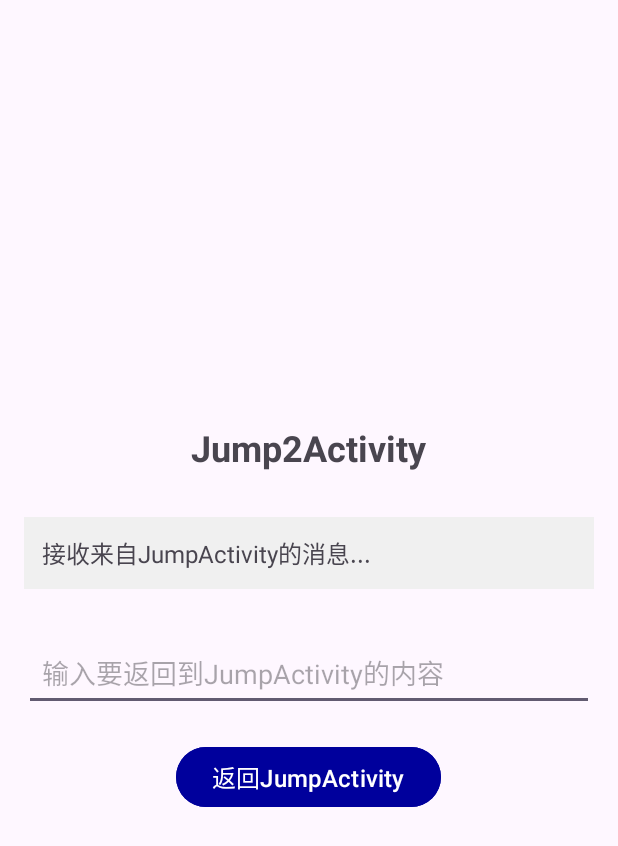
After one commit to caoyang9/Cxk-app, an Android app: the Jump2Activity screen opened directly, with no data from a screen before it, on a phone screen of 412 x 824 dp. The commit adds this screen. Shown: the top 846 px of the screen. Run offline under Robolectric (Android 15) with nearby library versions, the phone set to English and light mode, and no system bars.

Commit message:
fix: 新增组件交互章节的示例

```diff
--- a/app/src/main/AndroidManifest.xml
+++ b/app/src/main/AndroidManifest.xml
@@ -90,6 +90,8 @@
         <activity android:name=".NoteSPActivity" android:exported="false"/>
         <activity android:name=".ExceptionActivity" android:exported="false"/>
         <activity android:name=".ContentProviderActivity" android:exported="false"/>
+        <activity android:name=".JumpActivity" android:exported="false"/>
+        <activity android:name=".Jump2Activity" android:exported="false"/>
         <activity android:name=".mmiActivity.MMIActivity" android:exported="false"/>
         <activity android:name=".mmiActivity.BrightnessActivity" android:exported="false"/>
         <activity android:name=".mmiActivity.ImageActivity" android:exported="false"/>
--- /dev/null
+++ b/app/src/main/java/com/yang/androiddemolog/Jump2Activity.java
@@ -0,0 +1,68 @@
+package com.yang.androiddemolog;
+
+import android.content.Intent;
+import android.os.Bundle;
+import android.view.View;
+import android.widget.Button;
+import android.widget.EditText;
+import android.widget.TextView;
+
+import androidx.appcompat.app.AppCompatActivity;
+
+public class Jump2Activity extends AppCompatActivity {
+    private EditText etInput;
+    private Button btnBack;
+    private TextView tvReceivedMessage;
+
+    @Override
+    protected void onCreate(Bundle savedInstanceState) {
+        super.onCreate(savedInstanceState);
+        setContentView(R.layout.activity_jump2);
+
+        initViews();
+        setupClickListeners();
+        receiveMessageFromJump();
+    }
+
+    private void initViews() {
+        etInput = findViewById(R.id.et_input);
+        btnBack = findViewById(R.id.btn_back);
+        tvReceivedMessage = findViewById(R.id.tv_received_message);
+    }
+
+    private void setupClickListeners() {
+        btnBack.setOnClickListener(new View.OnClickListener() {
+            @Override
+            public void onClick(View v) {
+                String inputText = etInput.getText().toString().trim();
+
+                // 创建返回的Intent
+                Intent returnIntent = new Intent();
+                returnIntent.putExtra("message_from_jump2", inputText);
+                setResult(RESULT_OK, returnIntent);
+                finish(); // 关闭当前Activity，返回JumpActivity
+            }
+        });
+    }
+
+    // 接收从JumpActivity传递过来的数据
+    private void receiveMessageFromJump() {
+        Intent intent = getIntent();
+        if (intent != null && intent.hasExtra("message_from_jump")) {
+            String receivedMessage = intent.getStringExtra("message_from_jump");
+            tvReceivedMessage.setText("来自JumpActivity的消息: " + receivedMessage);
+        }
+    }
+
+    // 处理返回按钮（物理返回键）
+    @Override
+    public void onBackPressed() {
+        String inputText = etInput.getText().toString().trim();
+
+        Intent returnIntent = new Intent();
+        returnIntent.putExtra("message_from_jump2", inputText);
+        setResult(RESULT_OK, returnIntent);
+
+        super.onBackPressed();
+    }
+}
--- a/app/src/main/java/com/yang/androiddemolog/MainActivity2.java
+++ b/app/src/main/java/com/yang/androiddemolog/MainActivity2.java
@@ -194,6 +194,8 @@ public class MainActivity2 extends AppCompatActivity {
                 startActivity(new Intent(MainActivity2.this, IntroductionActivity2.class)));
         findViewById(R.id.btn2_4_2).setOnClickListener(v ->
                 startActivity(new Intent(MainActivity2.this, BasketballActivity2.class)));
+        findViewById(R.id.btn2_4_3).setOnClickListener(v ->
+                startActivity(new Intent(MainActivity2.this, JumpActivity.class)));
         // card5
         findViewById(R.id.btn2_5_1).setOnClickListener(v ->
                 startActivity(new Intent(MainActivity2.this, ForegroundServiceActivity.class)));
--- /dev/null
+++ b/app/src/main/res/layout/activity_jump2.xml
@@ -0,0 +1,43 @@
+<?xml version="1.0" encoding="utf-8"?>
+<LinearLayout xmlns:android="http://schemas.android.com/apk/res/android"
+    android:layout_width="match_parent"
+    android:layout_height="match_parent"
+    android:orientation="vertical"
+    android:padding="16dp"
+    android:gravity="center">
+
+    <TextView
+        android:layout_width="wrap_content"
+        android:layout_height="wrap_content"
+        android:text="Jump2Activity"
+        android:textSize="24sp"
+        android:textStyle="bold"
+        android:layout_marginBottom="30dp" />
+
+    <TextView
+        android:id="@+id/tv_received_message"
+        android:layout_width="match_parent"
+        android:layout_height="wrap_content"
+        android:text="接收来自JumpActivity的消息..."
+        android:textSize="16sp"
+        android:background="#f0f0f0"
+        android:padding="12dp"
+        android:layout_marginBottom="30dp" />
+
+    <EditText
+        android:id="@+id/et_input"
+        android:layout_width="match_parent"
+        android:layout_height="wrap_content"
+        android:hint="输入要返回到JumpActivity的内容"
+        android:padding="12dp"
+        android:layout_marginBottom="20dp" />
+
+    <Button
+        android:id="@+id/btn_back"
+        android:layout_width="wrap_content"
+        android:layout_height="wrap_content"
+        android:text="返回JumpActivity"
+        android:backgroundTint="#00009C"
+        android:textSize="16sp" />
+
+</LinearLayout>
--- a/app/src/main/res/values/strings.xml
+++ b/app/src/main/res/values/strings.xml
@@ -77,7 +77,7 @@
     <string name="card4">组件交互</string>
     <string name="card4btn1">对话框</string>
     <string name="card4btn2">打篮球</string>
-    <string name="card4btn3">待开放</string>
+    <string name="card4btn3">跳转</string>
 
     <string name="card5">Service</string>
     <string name="card5btn1">长通知</string>
```
Also changed, not shown: app/src/main/java/com/yang/androiddemolog/JumpActivity.java (added, +67 -0 lines), app/src/main/res/layout/activity_jump.xml (added, +43 -0 lines), 1 other file.
